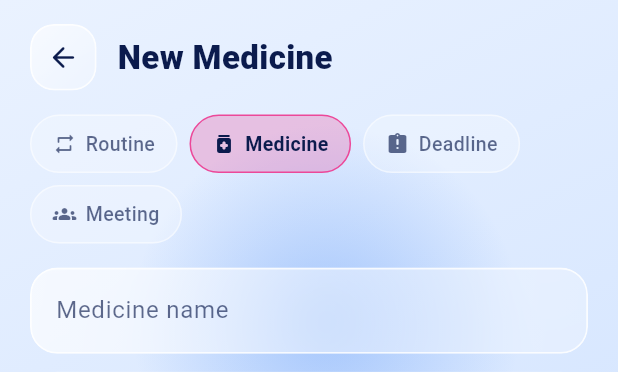
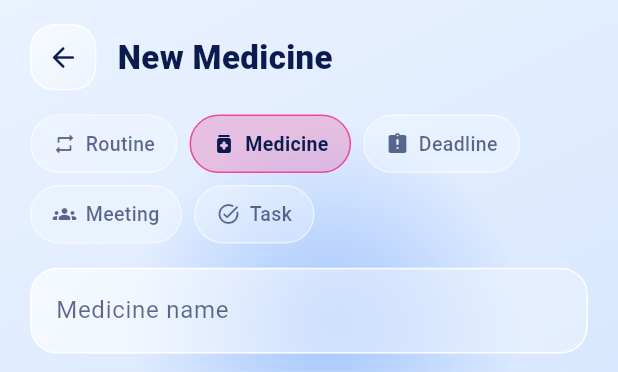
Before and after one commit to Keshav-137/ConsistIQ, a Flutter app: the TaskEditorScreen widget shown alone on an empty page, opened directly, after a tap on "Medicine", on a phone screen of 412 x 824 dp. Shown: the top 372 px of the screen. Run offline on Flutter 3.47's test engine with Material 3 defaults, Android fonts, the phone set to English and light mode, and no system bars; our stand-ins replace flutter_local_notifications, flutter_timezone, local_auth, permission_handler, shared_preferences, timezone; missing offline and left inert: device_calendar; accounts and stored records are empty.

Commit message:
Added a Task option to the Today tab’s + menu.

```diff
--- a/lib/data/models/task_item.dart
+++ b/lib/data/models/task_item.dart
@@ -1,9 +1,11 @@
 import 'package:flutter/material.dart';
 import '../../core/utils/time_utils.dart';
 
-enum TaskKind { habit, medicine, deadline, meeting, study }
+enum TaskKind { habit, medicine, deadline, meeting, study, task }
 
 enum RepeatMode { once, daily, weekdays, interval }
+
+enum TaskTiming { atTime, completeBy }
 
 extension TaskKindX on TaskKind {
   String get label => switch (this) {
@@ -12,6 +14,7 @@ extension TaskKindX on TaskKind {
         TaskKind.deadline => 'Deadline',
         TaskKind.meeting => 'Meeting',
         TaskKind.study => 'Study',
+        TaskKind.task => 'Task',
       };
 
   IconData get icon => switch (this) {
@@ -20,6 +23,7 @@ extension TaskKindX on TaskKind {
         TaskKind.deadline => Icons.assignment_late_rounded,
         TaskKind.meeting => Icons.groups_rounded,
         TaskKind.study => Icons.school_rounded,
+        TaskKind.task => Icons.task_alt_rounded,
       };
 
   Color get color => switch (this) {
@@ -28,6 +32,7 @@ extension TaskKindX on TaskKind {
         TaskKind.deadline => const Color(0xFFF59E0B),
         TaskKind.meeting => const Color(0xFF8B5CF6),
         TaskKind.study => const Color(0xFF06B6D4),
+        TaskKind.task => const Color(0xFF22C55E),
       };
 }
 
@@ -48,6 +53,7 @@ class TaskItem {
   String notes;
   String dose;
   TaskKind kind;
+  TaskTiming timing;
   RepeatMode repeat;
   List<int> weekdays; // 1 = Monday ... 7 = Sunday
   int intervalDays;
@@ -70,6 +76,7 @@ class TaskItem {
     this.notes = '',
     this.dose = '',
     required this.kind,
+    this.timing = TaskTiming.atTime,
     this.repeat = RepeatMode.daily,
     List<int>? weekdays,
     this.intervalDays = 1,
@@ -108,6 +115,10 @@ class TaskItem {
   String get summary {
     const names = ['', 'Mon', 'Tue', 'Wed', 'Thu', 'Fri', 'Sat', 'Sun'];
     final when = times.map((t) => fmtHm(t.hour, t.minute)).join(', ');
+    if (kind == TaskKind.task) {
+      final verb = timing == TaskTiming.completeBy ? 'Complete by' : 'At';
+      return '$verb $when, ${fmtDate(startDate)}';
+    }
     final r = switch (repeat) {
       RepeatMode.once => 'Once, ${fmtDate(startDate)}',
       RepeatMode.daily => 'Daily',
@@ -125,6 +136,7 @@ class TaskItem {
         'notes': notes,
         'dose': dose,
         'kind': kind.index,
+        'timing': timing.index,
         'repeat': repeat.index,
         'weekdays': weekdays,
         'interval': intervalDays,
@@ -148,6 +160,7 @@ class TaskItem {
         notes: (j['notes'] ?? '') as String,
         dose: (j['dose'] ?? '') as String,
         kind: TaskKind.values[(j['kind'] ?? 0) as int],
+        timing: TaskTiming.values[(j['timing'] ?? 0) as int],
         repeat: RepeatMode.values[(j['repeat'] ?? 1) as int],
         weekdays: List<int>.from((j['weekdays'] ?? [1, 2, 3, 4, 5, 6, 7]) as List),
         intervalDays: (j['interval'] ?? 1) as int,
--- a/lib/features/tasks/task_editor_screen.dart
+++ b/lib/features/tasks/task_editor_screen.dart
@@ -24,6 +24,7 @@ class _TaskEditorScreenState extends State<TaskEditorScreen> {
   final _notes = TextEditingController();
 
   late TaskKind kind;
+  TaskTiming timing = TaskTiming.atTime;
   RepeatMode repeat = RepeatMode.daily;
   Set<int> weekdays = {1, 2, 3, 4, 5, 6, 7};
   int interval = 2;
@@ -43,6 +44,7 @@ class _TaskEditorScreenState extends State<TaskEditorScreen> {
     final t = widget.task;
     if (t != null) {
       kind = t.kind;
+      timing = t.timing;
       _title.text = t.title;
       _dose.text = t.dose;
       _notes.text = t.notes;
@@ -73,6 +75,7 @@ class _TaskEditorScreenState extends State<TaskEditorScreen> {
 
   void _defaults(TaskKind k) {
     kind = k;
+    timing = TaskTiming.atTime;
     final today = dayOnly(DateTime.now());
     start = today;
     switch (k) {
@@ -106,6 +109,17 @@ class _TaskEditorScreenState extends State<TaskEditorScreen> {
         nag = 3;
         follow = 10;
         alarm = true;
+        end = null;
+        break;
+      case TaskKind.task:
+        repeat = RepeatMode.once;
+        final n = DateTime.now().add(const Duration(hours: 1));
+        start = dayOnly(n);
+        times = [TaskTime('At time', n.hour, n.minute)];
+        remind = {15};
+        nag = 0;
+        follow = 15;
+        alarm = false;
         end = null;
         break;
       default:
@@ -175,6 +189,7 @@ class _TaskEditorScreenState extends State<TaskEditorScreen> {
       notes: _notes.text.trim(),
       dose: _dose.text.trim(),
       kind: kind,
+      timing: timing,
       repeat: repeat,
       weekdays: (weekdays.toList()..sort()),
       intervalDays: interval,
@@ -237,7 +252,8 @@ class _TaskEditorScreenState extends State<TaskEditorScreen> {
                   TaskKind.habit,
                   TaskKind.medicine,
                   TaskKind.deadline,
-                  TaskKind.meeting
+                  TaskKind.meeting,
+                  TaskKind.task,
                 ])
                   GlassChip(
                     label: k.label,
@@ -264,8 +280,31 @@ class _TaskEditorScreenState extends State<TaskEditorScreen> {
           GlassField(
               controller: _notes, label: 'Notes (optional)', maxLines: 3),
           const SizedBox(height: 16),
+          if (kind == TaskKind.task)
             _section(
-            'Time${times.length > 1 ? 's' : ''}',
+              'When do you want to do it?',
+              _chips<TaskTiming>(
+                TaskTiming.values,
+                (v) => timing == v,
+                (v) {
+                  timing = v;
+                  if (times.length == 1) {
+                    times.single.label =
+                        v == TaskTiming.completeBy ? 'Complete by' : 'At time';
+                  }
+                },
+                (v) => switch (v) {
+                  TaskTiming.atTime => 'Remind me at',
+                  TaskTiming.completeBy => 'Complete by',
+                },
+              ),
+            ),
+          _section(
+            kind == TaskKind.task
+                ? (timing == TaskTiming.completeBy
+                    ? 'Deadline time'
+                    : 'Reminder time')
+                : 'Time${times.length > 1 ? 's' : ''}',
             Column(children: [
               for (var i = 0; i < times.length; i++)
                 Padding(
@@ -298,6 +337,7 @@ class _TaskEditorScreenState extends State<TaskEditorScreen> {
                       ),
                   ]),
                 ),
+              if (kind != TaskKind.task)
                 Align(
                   alignment: Alignment.centerLeft,
                   child: Wrap(spacing: 8, runSpacing: 8, children: [
@@ -319,6 +359,7 @@ class _TaskEditorScreenState extends State<TaskEditorScreen> {
                 ),
             ]),
           ),
+          if (kind != TaskKind.task)
             _section(
               'Repeat',
               Column(crossAxisAlignment: CrossAxisAlignment.start, children: [
--- a/lib/features/today/today_screen.dart
+++ b/lib/features/today/today_screen.dart
@@ -88,7 +88,7 @@ class TodayScreen extends StatelessWidget {
                 child: Column(children: [
                   Icon(Icons.add_task_rounded, size: 44, color: g.subText),
                   const SizedBox(height: 12),
-                  Text('Tap + to add a routine, medicine, deadline or meeting.',
+                  Text('Tap + to add a task, routine, medicine, deadline or meeting.',
                       textAlign: TextAlign.center,
                       style: TextStyle(color: g.subText)),
                 ]),
@@ -159,6 +159,8 @@ class _AddFab extends StatelessWidget {
                   'Doses per day for 15 / 30 days, taken-or-snooze prompts'),
               opt(TaskKind.deadline,
                   'One-time task that must be done by a time'),
+              opt(TaskKind.task,
+                  'One-time task: choose a reminder time or complete-by deadline'),
               opt(TaskKind.meeting, 'Reminds repeatedly until you press Done'),
             ]);
       }),
@@ -184,9 +186,13 @@ class OccurrenceTile extends StatelessWidget {
     final g = context.glass;
     final t = occ.task;
     final color = t.kind.color;
-    final sub = <String>[fmtHm(occ.time.hour, occ.time.minute)];
-    if (t.times.length > 1 && occ.time.label.isNotEmpty)
+    final timeText = t.kind == TaskKind.task
+        ? (t.timing == TaskTiming.completeBy ? 'By ' : 'At ')
+        : '';
+    final sub = <String>['$timeText${fmtHm(occ.time.hour, occ.time.minute)}'];
+    if (t.times.length > 1 && occ.time.label.isNotEmpty) {
       sub.add(occ.time.label);
+    }
     if (t.dose.isNotEmpty) sub.add(t.dose);
     final plan = st.planById(t.planId);
     if (plan?.nextDay != null) {
--- a/lib/services/notification_service.dart
+++ b/lib/services/notification_service.dart
@@ -264,6 +264,9 @@ class NotificationService {
           TaskKind.deadline => 'Deadline now: ${t.title}',
           TaskKind.meeting => 'Meeting: ${t.title}',
           TaskKind.study => 'Study time: ${t.title}',
+          TaskKind.task => t.timing == TaskTiming.completeBy
+              ? 'Complete by: ${t.title}'
+              : 'Task reminder: ${t.title}',
           TaskKind.habit => 'Time for: ${t.title}',
         };
         final lab = tt.label.isNotEmpty && t.times.length > 1 ? '${tt.label}. ' : '';
```
Lines whose indentation alone changed are shown as unchanged.
